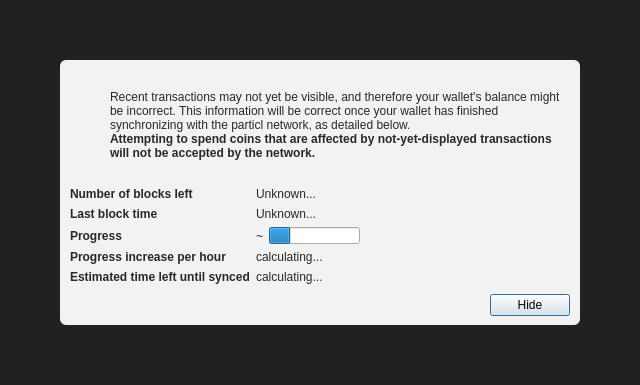
First picture: the form in src/qt/forms/modaloverlay.ui, repository THETCR/core, before the edit.
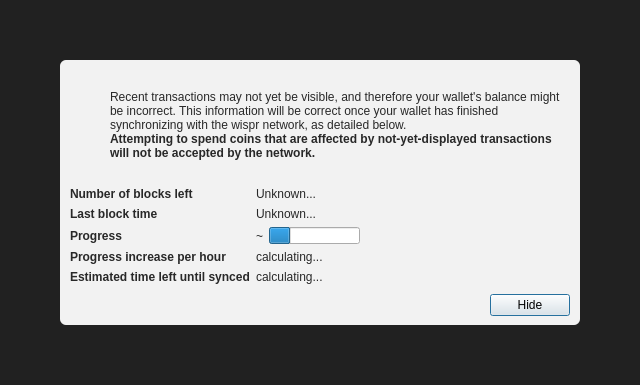
Second picture: the form after the edit. Icons and pictures are not drawn. Custom widgets are drawn as their Qt base class.

What changed in the file:
```diff
--- a/src/qt/forms/modaloverlay.ui
+++ b/src/qt/forms/modaloverlay.ui
@@ -130,7 +130,7 @@
              <item>
               <widget class="QLabel" name="infoText">
                <property name="text">
-                <string>Recent transactions may not yet be visible, and therefore your wallet's balance might be incorrect. This information will be correct once your wallet has finished synchronizing with the particl network, as detailed below.</string>
+                <string>Recent transactions may not yet be visible, and therefore your wallet's balance might be incorrect. This information will be correct once your wallet has finished synchronizing with the wispr network, as detailed below.</string>
                </property>
                <property name="textFormat">
                 <enum>Qt::RichText</enum>
```
